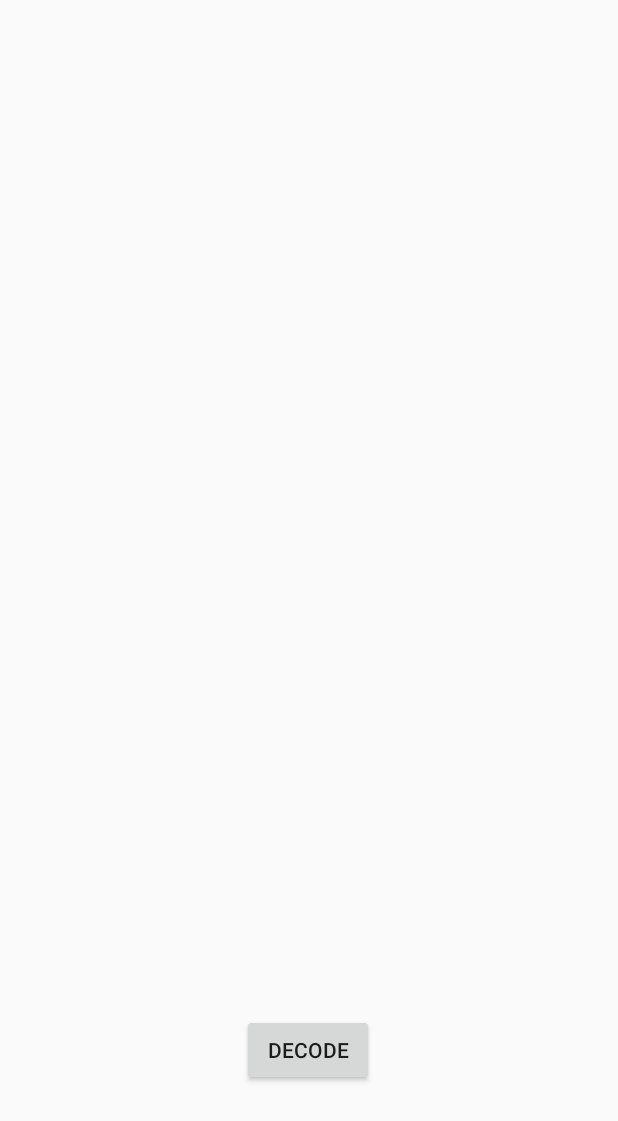
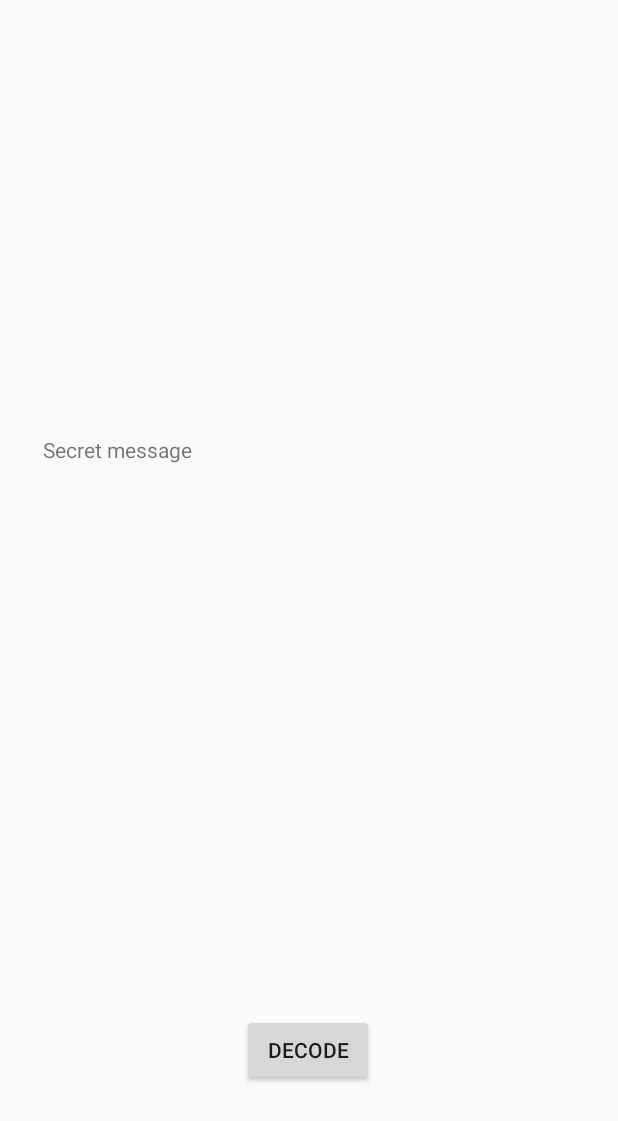
Before and after one commit to FranMartiarena/Stegdroid, an Android app: the image_selection4 screen opened directly, with no data from a screen before it, on a phone screen of 412 x 824 dp. Shown: the top 1121 px of the screen. Run offline under Robolectric (Android 15) with nearby library versions, the phone set to English and light mode, and no system bars; 1 statement that could not run was skipped.

Commit message:
Decode image function done

```diff
--- a/Steghide/app/src/main/java/com/example/steghide/activity_image_selection2.java
+++ b/Steghide/app/src/main/java/com/example/steghide/activity_image_selection2.java
@@ -144,7 +144,7 @@ public class activity_image_selection2 extends AppCompatActivity {
                         //insertar bit en r
                         redValueBynaryString = redValueBynaryString.substring(0,redValueBynaryString.length()-1)+binary.charAt(count);
                         //redValueBynaryString = binary.charAt(count)+redValueBynaryString.substring(1,redValueBynaryString.length());
-                        int newRedValue = Integer.parseInt(redValueBynaryString, 2);
+                        int newRedValue = Integer.parseInt(redValueBynaryString, 2);//new red binary value to decimal
                         bitmap.setPixel(x, y, Color.rgb(newRedValue, greenValue, blueValue));//use this to change pixel values xD
                         //Log.d("TAG","Cambie "+redValue+" por "+newRedValue);
                         count = count + 1;
--- a/Steghide/app/src/main/res/layout/activity_image_selection1.xml
+++ b/Steghide/app/src/main/res/layout/activity_image_selection1.xml
@@ -15,5 +15,7 @@
         android:text="@string/select_image_name"
         app:layout_constraintBottom_toBottomOf="parent"
         app:layout_constraintEnd_toEndOf="parent"
-        app:layout_constraintStart_toStartOf="parent" />
+        app:layout_constraintStart_toStartOf="parent"
+        app:layout_constraintTop_toTopOf="parent"
+        app:layout_constraintVertical_bias="1.0" />
 </androidx.constraintlayout.widget.ConstraintLayout>
--- a/Steghide/app/src/main/res/layout/activity_image_selection4.xml
+++ b/Steghide/app/src/main/res/layout/activity_image_selection4.xml
@@ -6,27 +6,47 @@
     android:layout_height="match_parent"
     tools:context=".image_selection4">
 
+    <ImageView
+        android:id="@+id/imageView3_id"
+        android:layout_width="wrap_content"
+        android:layout_height="200dp"
+        android:layout_marginTop="30dp"
+        android:adjustViewBounds="true"
+        android:contentDescription="@string/selected_image_name"
+        android:cropToPadding="false"
+        android:scaleType="fitXY"
+
+        app:layout_constraintEnd_toEndOf="parent"
+        app:layout_constraintStart_toStartOf="parent"
+        app:layout_constraintTop_toTopOf="parent"
+        tools:srcCompat="@tools:sample/backgrounds/scenic" />
+
     <Button
         android:id="@+id/done_button_id2"
         android:layout_width="wrap_content"
         android:layout_height="wrap_content"
         android:layout_marginBottom="100dp"
+        android:onClick="decode"
         android:text="@string/decode_name"
         app:layout_constraintBottom_toBottomOf="parent"
         app:layout_constraintEnd_toEndOf="parent"
         app:layout_constraintHorizontal_bias="0.498"
-        app:layout_constraintStart_toStartOf="parent"
-        app:layout_constraintTop_toBottomOf="@+id/imageView2_id"
-        app:layout_constraintVertical_bias="1.0" />
+        app:layout_constraintStart_toStartOf="parent" />
 
-    <ImageView
-        android:id="@+id/imageView3_id"
-        android:layout_width="359dp"
-        android:layout_height="315dp"
-        android:layout_marginTop="16dp"
-        android:contentDescription="@string/selected_image_name"
+    <TextView
+        android:id="@+id/textView3"
+        android:layout_width="355dp"
+        android:layout_height="219dp"
+        android:layout_marginStart="10dp"
+        android:layout_marginLeft="10dp"
+        android:layout_marginTop="60dp"
+        android:layout_marginEnd="10dp"
+        android:layout_marginRight="10dp"
+        android:text="@string/message_hint"
+        app:layout_constraintBottom_toTopOf="@+id/done_button_id2"
         app:layout_constraintEnd_toEndOf="parent"
         app:layout_constraintStart_toStartOf="parent"
-        app:layout_constraintTop_toTopOf="parent"
-        tools:srcCompat="@tools:sample/backgrounds/scenic" />
+        app:layout_constraintTop_toBottomOf="@+id/imageView3_id"
+        app:layout_constraintVertical_bias="0.0" />
+
 </androidx.constraintlayout.widget.ConstraintLayout>
--- a/Steghide/app/src/main/res/values/strings.xml
+++ b/Steghide/app/src/main/res/values/strings.xml
@@ -1,6 +1,6 @@
 <resources>
     <string name="app_name">Steghide</string>
-    <string name="message_hint">Write your secret message here</string>
+    <string name="message_hint">Secret message</string>
     <string name="select_name">Select</string>
     <string name="select_image_name">Select Image</string>
     <string name="save_name">Save</string>
```
Also changed, not shown: Steghide/app/src/main/java/com/example/steghide/image_selection3.java (+4 -3 lines), Steghide/app/src/main/java/com/example/steghide/image_selection4.java (+121 -3 lines).
